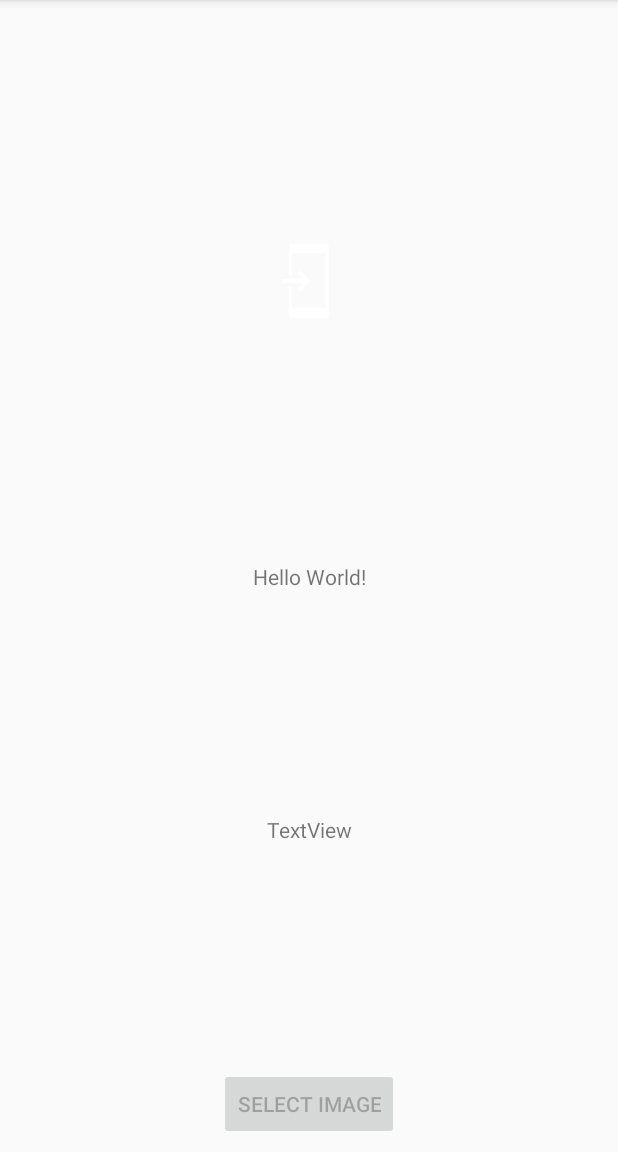
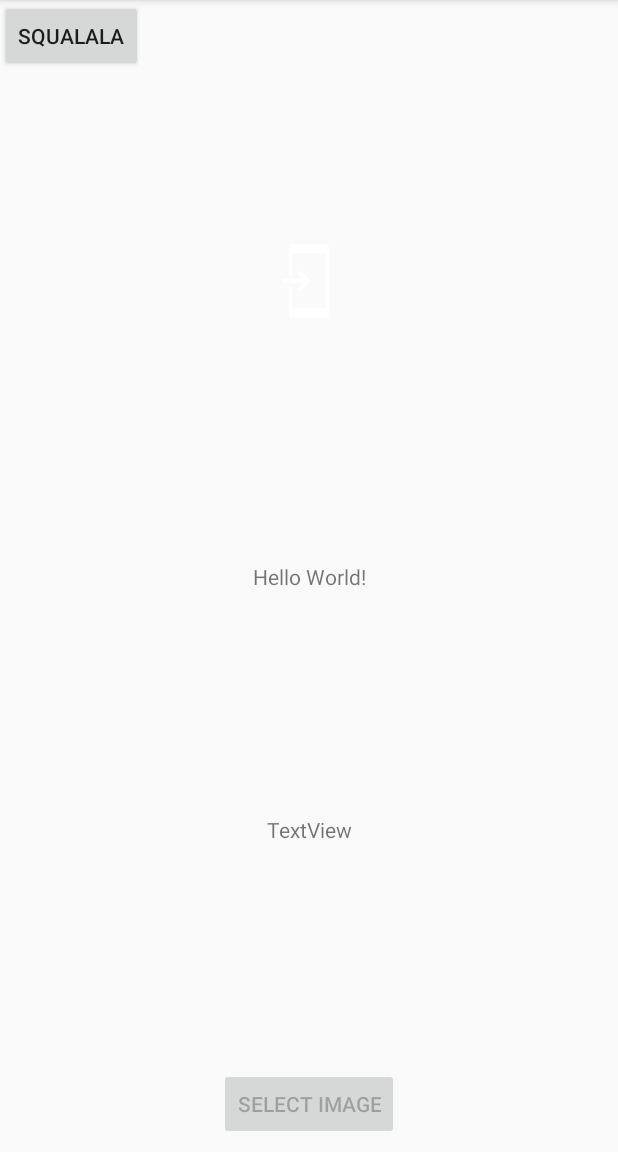
Before and after one commit to florian-texier/soc-3A-necas-bonnet, an Android app: the screen it shows after launch (MainActivity), on a phone screen of 412 x 824 dp, the part 84-1236 px from its top. Run offline under Robolectric (Android 15) with nearby library versions, the phone set to English and light mode, and no system bars; our stand-ins replace Volley; libraries missing offline, so code that uses them is left out: com.google.android.gms, org.altbeacon.beacon; pictures from the network do not load; 12 statements that could not run were skipped.

Commit message:
Modification Serveur Web : Test ET Validation Inscription Joueur testé avec Android

```diff
--- a/geocasher-android/Proj3ADemo/geocasher/src/main/AndroidManifest.xml
+++ b/geocasher-android/Proj3ADemo/geocasher/src/main/AndroidManifest.xml
@@ -1,7 +1,7 @@
 <?xml version="1.0" encoding="utf-8"?>
 <manifest xmlns:android="http://schemas.android.com/apk/res/android"
     package="com.example.geocasher">
-
+    <uses-permission android:name="android.permission.INTERNET"/>
     <uses-permission android:name="android.permission.CAMERA" />
     <application
         android:allowBackup="true"
--- a/geocasher-android/Proj3ADemo/geocasher/src/main/java/com/example/geocasher/MainActivity.java
+++ b/geocasher-android/Proj3ADemo/geocasher/src/main/java/com/example/geocasher/MainActivity.java
@@ -58,6 +58,7 @@ public class MainActivity extends AppCompatActivity implements BeaconConsumer{
     BarcodeDetector mDetector;
     CameraSource mCamera;
     Button clickButton;
+    Button button2;
 
     @Override
     protected void onCreate(Bundle savedInstanceState) {
@@ -68,6 +69,7 @@ public class MainActivity extends AppCompatActivity implements BeaconConsumer{
         mTextView2 = (TextView) findViewById(R.id.textView2);
         imageVi = (ImageView) findViewById(R.id.imageView);
         clickButton = (Button) findViewById(R.id.btnSelectImage);
+        button2 = (Button) findViewById(R.id.button2);
 
         if (checkCameraPermissions()) {
             setupDetectorAndCamera();
@@ -96,7 +98,16 @@ public class MainActivity extends AppCompatActivity implements BeaconConsumer{
             }
         });
 
+
+        button2.setOnClickListener( new View.OnClickListener() {
+            @Override
+            public void onClick(View v) {
+                demoPostHttpRequest();
+            }
+        });
+
         mRequestQueue = Volley.newRequestQueue(this);
+
     }
 
     /************************* Screen interact *************************/
@@ -290,11 +301,11 @@ public class MainActivity extends AppCompatActivity implements BeaconConsumer{
 
     /************************* VOLLEY *************************/
     void demoPostHttpRequest() {
-        String endpointUrl ="https://polar-bayou-90643.herokuapp.com/inscrit";
+        String endpointUrl ="https://polar-bayou-90643.herokuapp.com/inscription";
 
         JSONObject postData = new JSONObject();
         try {
-            postData.put("id_joueur", "Bloubi");
+            postData.put("id_joueur","Bloubi");
         } catch (Exception e) {
             // do nothing
         }
--- a/geocasher-android/Proj3ADemo/geocasher/src/main/res/layout/activity_main.xml
+++ b/geocasher-android/Proj3ADemo/geocasher/src/main/res/layout/activity_main.xml
@@ -1,4 +1,6 @@
 <?xml version="1.0" encoding="utf-8"?>
+
+
 <android.support.constraint.ConstraintLayout xmlns:android="http://schemas.android.com/apk/res/android"
     xmlns:app="http://schemas.android.com/apk/res-auto"
     xmlns:tools="http://schemas.android.com/tools"
@@ -57,4 +59,12 @@
         app:layout_constraintTop_toTopOf="parent"
         app:srcCompat="@drawable/common_full_open_on_phone" />
 
+    <Button
+        android:id="@+id/button2"
+        android:layout_width="wrap_content"
+        android:layout_height="wrap_content"
+        android:text="Squalala"
+        tools:layout_editor_absoluteX="1dp"
+        tools:layout_editor_absoluteY="0dp" />
+
 </android.support.constraint.ConstraintLayout>
```
Also changed, not shown: 3 other files.
